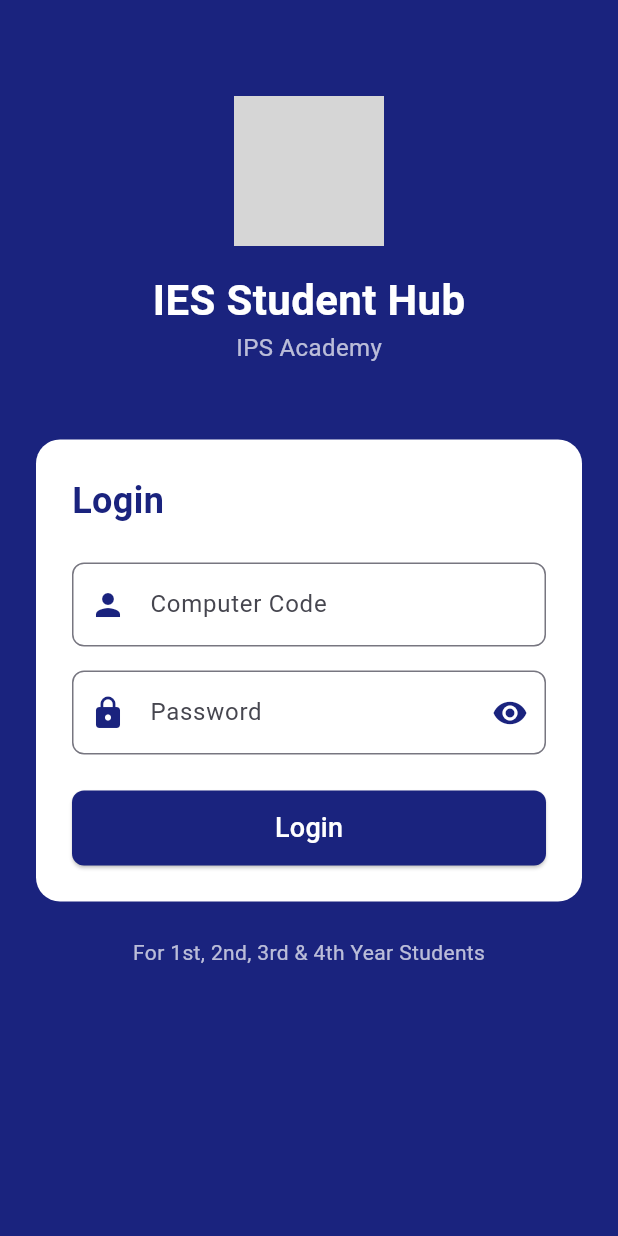
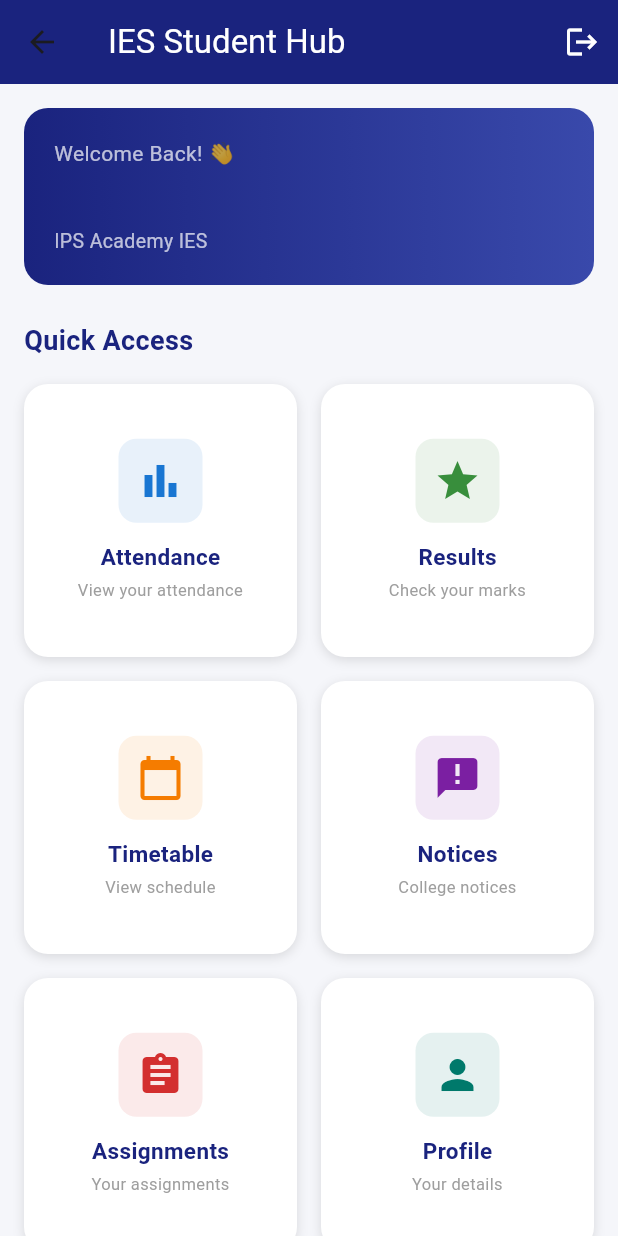
Before and after one commit to aditi2way/ies-student-hub, a Flutter app: the screen it shows after launch, after a tap on "Login", on a phone screen of 412 x 824 dp. Run offline on Flutter 3.47's test engine with Material 3 defaults, Android fonts, the phone set to English and light mode, and no system bars; grey boxes are pictures that could not be loaded.

Commit message:
Added Hoe screen with menu cards

```diff
--- /dev/null
+++ b/lib/home_screen.dart
@@ -0,0 +1,199 @@
+import 'package:flutter/material.dart';
+
+class HomeScreen extends StatelessWidget {
+  final String computerCode;
+  const HomeScreen({required this.computerCode});
+
+  @override
+  Widget build(BuildContext context) {
+    return Scaffold(
+      backgroundColor: Color(0xFFF5F6FA),
+      appBar: AppBar(
+        backgroundColor: Color(0xFF1A237E),
+        title: Text(
+          'IES Student Hub',
+          style: TextStyle(color: Colors.white),
+        ),
+        actions: [
+          IconButton(
+            icon: Icon(Icons.logout, color: Colors.white),
+            onPressed: () {
+              Navigator.pop(context);
+            },
+          )
+        ],
+      ),
+      body: SingleChildScrollView(
+        padding: EdgeInsets.all(16),
+        child: Column(
+          crossAxisAlignment: CrossAxisAlignment.start,
+          children: [
+
+            // Welcome Card
+            Container(
+              width: double.infinity,
+              padding: EdgeInsets.all(20),
+              decoration: BoxDecoration(
+                gradient: LinearGradient(
+                  colors: [Color(0xFF1A237E), Color(0xFF3949AB)],
+                ),
+                borderRadius: BorderRadius.circular(16),
+              ),
+              child: Column(
+                crossAxisAlignment: CrossAxisAlignment.start,
+                children: [
+                  Text(
+                    'Welcome Back! 👋',
+                    style: TextStyle(
+                      color: Colors.white70,
+                      fontSize: 14,
+                    ),
+                  ),
+                  SizedBox(height: 4),
+                  Text(
+                    computerCode,
+                    style: TextStyle(
+                      color: Colors.white,
+                      fontSize: 22,
+                      fontWeight: FontWeight.bold,
+                    ),
+                  ),
+                  SizedBox(height: 4),
+                  Text(
+                    'IPS Academy IES',
+                    style: TextStyle(
+                      color: Colors.white70,
+                      fontSize: 13,
+                    ),
+                  ),
+                ],
+              ),
+            ),
+            SizedBox(height: 24),
+
+            // Menu Title
+            Text(
+              'Quick Access',
+              style: TextStyle(
+                fontSize: 18,
+                fontWeight: FontWeight.bold,
+                color: Color(0xFF1A237E),
+              ),
+            ),
+            SizedBox(height: 16),
+
+            // Menu Grid
+            GridView.count(
+              shrinkWrap: true,
+              crossAxisCount: 2,
+              crossAxisSpacing: 16,
+              mainAxisSpacing: 16,
+              physics: NeverScrollableScrollPhysics(),
+              children: [
+                menuCard(
+                  icon: Icons.bar_chart,
+                  title: 'Attendance',
+                  subtitle: 'View your attendance',
+                  color: Colors.blue[700]!,
+                  onTap: () {},
+                ),
+                menuCard(
+                  icon: Icons.grade,
+                  title: 'Results',
+                  subtitle: 'Check your marks',
+                  color: Colors.green[700]!,
+                  onTap: () {},
+                ),
+                menuCard(
+                  icon: Icons.calendar_today,
+                  title: 'Timetable',
+                  subtitle: 'View schedule',
+                  color: Colors.orange[700]!,
+                  onTap: () {},
+                ),
+                menuCard(
+                  icon: Icons.announcement,
+                  title: 'Notices',
+                  subtitle: 'College notices',
+                  color: Colors.purple[700]!,
+                  onTap: () {},
+                ),
+                menuCard(
+                  icon: Icons.assignment,
+                  title: 'Assignments',
+                  subtitle: 'Your assignments',
+                  color: Colors.red[700]!,
+                  onTap: () {},
+                ),
+                menuCard(
+                  icon: Icons.person,
+                  title: 'Profile',
+                  subtitle: 'Your details',
+                  color: Colors.teal[700]!,
+                  onTap: () {},
+                ),
+              ],
+            ),
+          ],
+        ),
+      ),
+    );
+  }
+
+  Widget menuCard({
+    required IconData icon,
+    required String title,
+    required String subtitle,
+    required Color color,
+    required VoidCallback onTap,
+  }) {
+    return GestureDetector(
+      onTap: onTap,
+      child: Container(
+        padding: EdgeInsets.all(16),
+        decoration: BoxDecoration(
+          color: Colors.white,
+          borderRadius: BorderRadius.circular(16),
+          boxShadow: [
+            BoxShadow(
+              color: Colors.black12,
+              blurRadius: 6,
+              offset: Offset(0, 2),
+            ),
+          ],
+        ),
+        child: Column(
+          mainAxisAlignment: MainAxisAlignment.center,
+          children: [
+            Container(
+              padding: EdgeInsets.all(12),
+              decoration: BoxDecoration(
+                color: color.withOpacity(0.1),
+                borderRadius: BorderRadius.circular(12),
+              ),
+              child: Icon(icon, color: color, size: 32),
+            ),
+            SizedBox(height: 12),
+            Text(
+              title,
+              style: TextStyle(
+                fontWeight: FontWeight.bold,
+                fontSize: 15,
+                color: Color(0xFF1A237E),
+              ),
+            ),
+            SizedBox(height: 4),
+            Text(
+              subtitle,
+              style: TextStyle(
+                fontSize: 11,
+                color: Colors.grey,
+              ),
+              textAlign: TextAlign.center,
+            ),
+          ],
+        ),
+      ),
+    );
+  }
+}
--- a/lib/main.dart
+++ b/lib/main.dart
@@ -1,5 +1,5 @@
 import 'package:flutter/material.dart';
-
+import 'home_screen.dart';
 void main() {
   runApp(IESStudentHub());
 }
@@ -45,10 +45,21 @@
                 SizedBox(height: 40),
 
                 // Logo
-                Image.network(
-                  'https://cms2.ipsacademy.net/images/logoies.png',
-                  height: 100,
-                ),
+                Container(
+  padding: EdgeInsets.all(16),
+  decoration: BoxDecoration(
+    color: Colors.white,
+    borderRadius: BorderRadius.circular(16),
+  ),
+  child: Text(
+    'IES',
+    style: TextStyle(
+      color: Color(0xFF1A237E),
+      fontSize: 40,
+      fontWeight: FontWeight.bold,
+    ),
+  ),
+),
                 SizedBox(height: 16),
 
                 // App Name
@@ -147,7 +158,16 @@
                         width: double.infinity,
                         height: 50,
                         child: ElevatedButton(
-                          onPressed: isLoading ? null : () {},
+                          onPressed: isLoading ? null : () {
+  Navigator.push(
+    context,
+    MaterialPageRoute(
+      builder: (context) => HomeScreen(
+        computerCode: computerCodeController.text,
+      ),
+    ),
+  );
+},
                           style: ElevatedButton.styleFrom(
                             backgroundColor: Color(0xFF1A237E),
                             shape: RoundedRectangleBorder(
```
